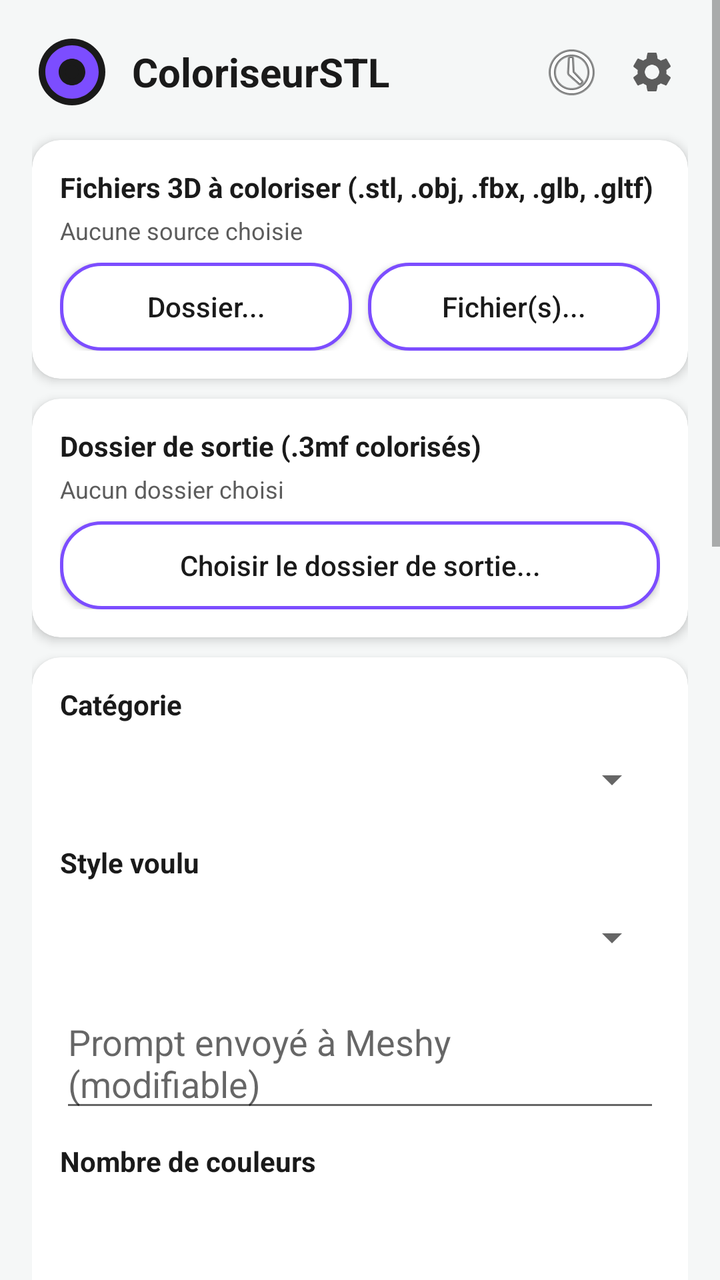
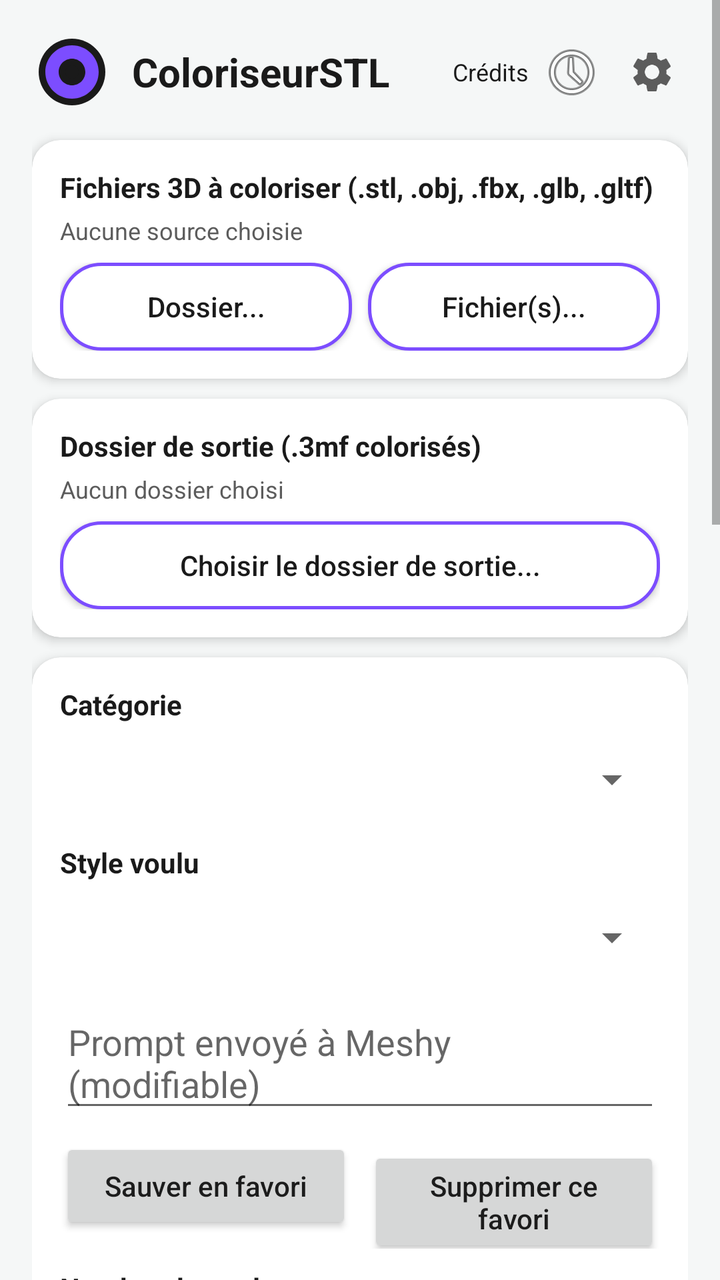

Screens rendered from an Android XML layout before and after an edit, with the pre-edit source and the edit as a unified diff.
<!-- AndroidManifest.xml: application theme Theme.ColoriseurSTL -->
<!-- res/layout/activity_main.xml -->
<?xml version="1.0" encoding="utf-8"?>
<ScrollView xmlns:android="http://schemas.android.com/apk/res/android"
    xmlns:app="http://schemas.android.com/apk/res-auto"
    android:layout_width="match_parent"
    android:layout_height="match_parent"
    android:background="@color/fond_clair"
    android:fillViewport="true">

    <LinearLayout
        android:layout_width="match_parent"
        android:layout_height="wrap_content"
        android:orientation="vertical"
        android:padding="16dp">

        
        <LinearLayout
            android:layout_width="match_parent"
            android:layout_height="wrap_content"
            android:orientation="horizontal"
            android:gravity="center_vertical"
            android:paddingBottom="14dp">

            <ImageView
                android:layout_width="40dp"
                android:layout_height="40dp"
                android:src="@drawable/ic_bobine"
                android:contentDescription="Logo" />

            <TextView
                android:layout_width="0dp"
                android:layout_height="wrap_content"
                android:layout_weight="1"
                android:layout_marginStart="10dp"
                android:text="ColoriseurSTL"
                android:textSize="20sp"
                android:textStyle="bold"
                android:textColor="@color/texte_principal" />

            <ImageButton
                android:id="@+id/btnHistorique"
                android:layout_width="36dp"
                android:layout_height="36dp"
                android:layout_marginEnd="4dp"
                android:background="@android:color/transparent"
                android:src="@android:drawable/ic_menu_recent_history"
                android:contentDescription="Historique" />

            <ImageButton
                android:id="@+id/btnParametres"
                android:layout_width="36dp"
                android:layout_height="36dp"
                android:background="@android:color/transparent"
                android:src="@drawable/ic_parametres"
                android:contentDescription="Paramètres" />
        </LinearLayout>

        
        <androidx.cardview.widget.CardView
            android:layout_width="match_parent"
            android:layout_height="wrap_content"
            android:layout_marginBottom="10dp"
            app:cardCornerRadius="14dp"
            app:cardElevation="3dp"
            app:cardBackgroundColor="@color/carte_blanc">

            <LinearLayout
                android:layout_width="match_parent"
                android:layout_height="wrap_content"
                android:orientation="vertical"
                android:padding="14dp">

                <TextView
                    android:layout_width="wrap_content"
                    android:layout_height="wrap_content"
                    android:text="Fichiers 3D à coloriser (.stl, .obj, .fbx, .glb, .gltf)"
                    android:textColor="@color/texte_principal"
                    android:textStyle="bold" />

                <TextView
                    android:id="@+id/texteSourceChoisie"
                    android:layout_width="match_parent"
                    android:layout_height="wrap_content"
                    android:layout_marginTop="4dp"
                    android:layout_marginBottom="8dp"
                    android:text="Aucune source choisie"
                    android:textColor="@color/texte_secondaire"
                    android:textSize="12sp" />

                <LinearLayout
                    android:layout_width="match_parent"
                    android:layout_height="wrap_content"
                    android:orientation="horizontal">

                    <Button
                        android:id="@+id/btnChoisirDossier"
                        android:layout_width="0dp"
                        android:layout_weight="1"
                        android:layout_height="44dp"
                        android:layout_marginEnd="4dp"
                        android:background="@drawable/fond_bouton_secondaire"
                        android:text="Dossier..."
                        android:textColor="@color/texte_principal"
                        android:textAllCaps="false" />

                    <Button
                        android:id="@+id/btnChoisirFichiers"
                        android:layout_width="0dp"
                        android:layout_weight="1"
                        android:layout_height="44dp"
                        android:layout_marginStart="4dp"
                        android:background="@drawable/fond_bouton_secondaire"
                        android:text="Fichier(s)..."
                        android:textColor="@color/texte_principal"
                        android:textAllCaps="false" />
                </LinearLayout>

            </LinearLayout>

        </androidx.cardview.widget.CardView>

        
        <androidx.cardview.widget.CardView
            android:layout_width="match_parent"
            android:layout_height="wrap_content"
            android:layout_marginBottom="10dp"
            app:cardCornerRadius="14dp"
            app:cardElevation="3dp"
            app:cardBackgroundColor="@color/carte_blanc">

            <LinearLayout
                android:layout_width="match_parent"
                android:layout_height="wrap_content"
                android:orientation="vertical"
                android:padding="14dp">

                <TextView
                    android:layout_width="wrap_content"
                    android:layout_height="wrap_content"
                    android:text="Dossier de sortie (.3mf colorisés)"
                    android:textColor="@color/texte_principal"
                    android:textStyle="bold" />

                <TextView
                    android:id="@+id/texteDossierSortie"
                    android:layout_width="match_parent"
                    android:layout_height="wrap_content"
                    android:layout_marginTop="4dp"
                    android:layout_marginBottom="8dp"
                    android:text="Aucun dossier choisi"
                    android:textColor="@color/texte_secondaire"
                    android:textSize="12sp" />

                <Button
                    android:id="@+id/btnChoisirDossierSortie"
                    android:layout_width="match_parent"
                    android:layout_height="44dp"
                    android:background="@drawable/fond_bouton_secondaire"
                    android:text="Choisir le dossier de sortie..."
                    android:textColor="@color/texte_principal"
                    android:textAllCaps="false" />

            </LinearLayout>

        </androidx.cardview.widget.CardView>

        
        <androidx.cardview.widget.CardView
            android:layout_width="match_parent"
            android:layout_height="wrap_content"
            android:layout_marginBottom="10dp"
            app:cardCornerRadius="14dp"
            app:cardElevation="3dp"
            app:cardBackgroundColor="@color/carte_blanc">

            <LinearLayout
                android:layout_width="match_parent"
                android:layout_height="wrap_content"
                android:orientation="vertical"
                android:padding="14dp">

                <TextView
                    android:layout_width="wrap_content"
                    android:layout_height="wrap_content"
                    android:text="Catégorie"
                    android:textColor="@color/texte_principal"
                    android:textStyle="bold" />

                <Spinner
                    android:id="@+id/menuCategoriePrompt"
                    android:layout_width="match_parent"
                    android:layout_height="44dp"
                    android:layout_marginTop="6dp" />

                <TextView
                    android:layout_width="wrap_content"
                    android:layout_height="wrap_content"
                    android:layout_marginTop="10dp"
                    android:text="Style voulu"
                    android:textColor="@color/texte_principal"
                    android:textStyle="bold" />

                <Spinner
                    android:id="@+id/menuPrompt"
                    android:layout_width="match_parent"
                    android:layout_height="44dp"
                    android:layout_marginTop="6dp" />

                <EditText
                    android:id="@+id/editPrompt"
                    android:layout_width="match_parent"
                    android:layout_height="wrap_content"
                    android:layout_marginTop="8dp"
                    android:hint="Prompt envoyé à Meshy (modifiable)" />

                <TextView
                    android:layout_width="wrap_content"
                    android:layout_height="wrap_content"
                    android:layout_marginTop="10dp"
                    android:text="Nombre de couleurs"
                    android:textColor="@color/texte_principal"
                    android:textStyle="bold" />

                <NumberPicker
                    android:id="@+id/selecteurCouleurs"
                    android:layout_width="wrap_content"
                    android:layout_height="wrap_content" />

                <TextView
                    android:layout_width="wrap_content"
                    android:layout_height="wrap_content"
                    android:layout_marginTop="10dp"
                    android:text="Fournisseur à utiliser"
                    android:textColor="@color/texte_principal"
                    android:textStyle="bold" />

                <Spinner
                    android:id="@+id/menuFournisseur"
                    android:layout_width="match_parent"
                    android:layout_height="wrap_content"
                    android:layout_marginTop="6dp" />

                <CheckBox
                    android:id="@+id/caseComparerFournisseurs"
                    android:layout_width="match_parent"
                    android:layout_height="wrap_content"
                    android:layout_marginTop="10dp"
                    android:text="Comparer Meshy et Tripo (lance les deux, nécessite les deux clés, double le coût)"
                    android:textColor="@color/texte_secondaire"
                    android:textSize="12sp" />

                <CheckBox
                    android:id="@+id/caseMeshyObjExperimental"
                    android:layout_width="match_parent"
                    android:layout_height="wrap_content"
                    android:layout_marginTop="6dp"
                    android:text="Pour Meshy : exporter en .obj texturé plutôt qu'en .3mf (sans Multi-Color Print, moins cher, couleurs plus fidèles)"
                    android:textColor="@color/texte_secondaire"
                    android:textSize="12sp" />

                <LinearLayout
                    android:layout_width="match_parent"
                    android:layout_height="wrap_content"
                    android:layout_marginTop="6dp"
                    android:orientation="horizontal"
                    android:gravity="center_vertical">

                    <TextView
                        android:id="@+id/texteAssombrirTexture"
                        android:layout_width="0dp"
                        android:layout_weight="1"
                        android:layout_height="wrap_content"
                        android:enabled="false"
                        android:text="Assombrir la texture .obj (compense le mélange Bambu), en %"
                        android:textColor="@color/texte_secondaire"
                        android:textSize="12sp" />

                    <EditText
                        android:id="@+id/champAssombrirTexture"
                        android:layout_width="70dp"
                        android:layout_height="wrap_content"
                        android:enabled="false"
                        android:inputType="numberDecimal"
                        android:text="0"
                        android:textSize="12sp" />

                </LinearLayout>

                
                <LinearLayout
                    android:layout_width="match_parent"
                    android:layout_height="wrap_content"
                    android:layout_marginTop="14dp"
                    android:orientation="horizontal"
                    android:gravity="center_vertical">

                    <TextView
                        android:layout_width="0dp"
                        android:layout_weight="1"
                        android:layout_height="wrap_content"
                        android:text="Triangles visés (image vers 3D, maillage simplifié), 100 à 300000"
                        android:textColor="@color/texte_secondaire"
                        android:textSize="12sp" />

                    <EditText
                        android:id="@+id/champTrianglesVises"
                        android:layout_width="80dp"
                        android:layout_height="wrap_content"
                        android:inputType="number"
                        android:text="30000"
                        android:textSize="12sp" />

                </LinearLayout>

                
                <TextView
                    android:layout_width="match_parent"
                    android:layout_height="wrap_content"
                    android:layout_marginTop="14dp"
                    android:text="Réglages avancés (Meshy uniquement)"
                    android:textColor="@color/texte_principal"
                    android:textStyle="bold"
                    android:textSize="13sp" />

                <CheckBox
                    android:id="@+id/caseSmartTopology"
                    android:layout_width="match_parent"
                    android:layout_height="wrap_content"
                    android:layout_marginTop="6dp"
                    android:text="Smart Topology (retopologie quad, limite le maillage à 30000 polygones)"
                    android:textColor="@color/texte_secondaire"
                    android:textSize="12sp" />

                <TextView
                    android:layout_width="match_parent"
                    android:layout_height="wrap_content"
                    android:layout_marginTop="8dp"
                    android:text="Qualité du maillage (image vers 3D)"
                    android:textColor="@color/texte_secondaire"
                    android:textSize="12sp" />

                <Spinner
                    android:id="@+id/menuGeometrieResolution"
                    android:layout_width="match_parent"
                    android:layout_height="wrap_content"
                    android:layout_marginTop="4dp" />

                <TextView
                    android:layout_width="match_parent"
                    android:layout_height="wrap_content"
                    android:layout_marginTop="8dp"
                    android:text="Résolution de la texture"
                    android:textColor="@color/texte_secondaire"
                    android:textSize="12sp" />

                <Spinner
                    android:id="@+id/menuTextureResolution"
                    android:layout_width="match_parent"
                    android:layout_height="wrap_content"
                    android:layout_marginTop="4dp" />

                <CheckBox
                    android:id="@+id/caseReparationParois"
                    android:layout_width="match_parent"
                    android:layout_height="wrap_content"
                    android:layout_marginTop="10dp"
                    android:text="Réparer les parois trop fines si nécessaire (analyse gratuite, réparation +10 crédits seulement si besoin, image uniquement)"
                    android:textColor="@color/texte_secondaire"
                    android:textSize="12sp" />

                <LinearLayout
                    android:layout_width="match_parent"
                    android:layout_height="wrap_content"
                    android:layout_marginTop="6dp"
                    android:orientation="horizontal"
                    android:gravity="center_vertical">

                    <TextView
                        android:id="@+id/texteTailleImpression"
                        android:layout_width="0dp"
                        android:layout_weight="1"
                        android:layout_height="wrap_content"
                        android:enabled="false"
                        android:text="Taille d'impression prévue, plus grand côté en mm (0 = défaut Meshy, 150 mm)"
                        android:textColor="@color/texte_secondaire"
                        android:textSize="12sp" />

                    <EditText
                        android:id="@+id/champTailleImpression"
                        android:layout_width="70dp"
                        android:layout_height="wrap_content"
                        android:enabled="false"
                        android:inputType="number"
                        android:text="0"
                        android:textSize="12sp" />

                </LinearLayout>

            </LinearLayout>

        </androidx.cardview.widget.CardView>

        <TextView
            android:id="@+id/texteEstimationCout"
            android:layout_width="match_parent"
            android:layout_height="wrap_content"
            android:layout_marginBottom="6dp"
            android:textColor="@color/texte_secondaire"
            android:textSize="11sp" />

        <Button
            android:id="@+id/btnLancer"
            android:layout_width="match_parent"
            android:layout_height="52dp"
            android:background="@drawable/fond_bouton_principal"
            android:text="Lancer la colorisation"
            android:textColor="@color/carte_blanc"
            android:textAllCaps="false"
            android:textStyle="bold"
            android:textSize="16sp" />

        
        <Button
            android:id="@+id/btnAnnuler"
            android:layout_width="match_parent"
            android:layout_height="52dp"
            android:background="@drawable/fond_bouton_secondaire"
            android:text="Annuler"
            android:textColor="@color/texte_principal"
            android:textAllCaps="false"
            android:textStyle="bold"
            android:textSize="16sp"
            android:visibility="gone" />

        
        <Button
            android:id="@+id/btnRelancerEchecs"
            android:layout_width="match_parent"
            android:layout_height="52dp"
            android:layout_marginTop="8dp"
            android:background="@drawable/fond_bouton_secondaire"
            android:text="Relancer les échecs"
            android:textColor="@color/texte_principal"
            android:textAllCaps="false"
            android:textStyle="bold"
            android:textSize="16sp"
            android:visibility="gone" />

        <ProgressBar
            android:id="@+id/barreProgression"
            style="?android:attr/progressBarStyleHorizontal"
            android:layout_width="match_parent"
            android:layout_height="wrap_content"
            android:layout_marginTop="8dp"
            android:layout_marginBottom="14dp"
            android:max="100"
            android:visibility="gone" />

        
        <LinearLayout
            android:layout_width="match_parent"
            android:layout_height="wrap_content"
            android:orientation="horizontal"
            android:layout_marginBottom="8dp">

            <Button
                android:id="@+id/ongletFichiers"
                android:layout_width="0dp"
                android:layout_weight="1"
                android:layout_height="40dp"
                android:text="Fichiers 3D"
                android:textAllCaps="false"
                android:textSize="12sp" />

            <Button
                android:id="@+id/ongletResultats"
                android:layout_width="0dp"
                android:layout_weight="1"
                android:layout_height="40dp"
                android:text="Résultats"
                android:textAllCaps="false"
                android:textSize="12sp" />

            <Button
                android:id="@+id/ongletAvancement"
                android:layout_width="0dp"
                android:layout_weight="1"
                android:layout_height="40dp"
                android:text="Avancement"
                android:textAllCaps="false"
                android:textSize="12sp" />
        </LinearLayout>

        <LinearLayout
            android:id="@+id/barreOutilsGalerieFichiers"
            android:layout_width="match_parent"
            android:layout_height="wrap_content"
            android:orientation="horizontal"
            android:layout_marginBottom="4dp">

            <Button
                android:id="@+id/btnToutCocher"
                android:layout_width="0dp"
                android:layout_weight="1"
                android:layout_height="36dp"
                android:layout_marginEnd="4dp"
                android:background="@drawable/fond_bouton_secondaire"
                android:text="Tout cocher"
                android:textColor="@color/texte_principal"
                android:textAllCaps="false"
                android:textSize="12sp" />

            <Button
                android:id="@+id/btnToutDecocher"
                android:layout_width="0dp"
                android:layout_weight="1"
                android:layout_height="36dp"
                android:layout_marginStart="4dp"
                android:background="@drawable/fond_bouton_secondaire"
                android:text="Tout décocher"
                android:textColor="@color/texte_principal"
                android:textAllCaps="false"
                android:textSize="12sp" />
        </LinearLayout>

        <TextView
            android:id="@+id/texteCompteurGalerie"
            android:layout_width="match_parent"
            android:layout_height="wrap_content"
            android:layout_marginBottom="6dp"
            android:textColor="@color/texte_secondaire"
            android:textSize="12sp" />

        <GridLayout
            android:id="@+id/galerieFichiers"
            android:layout_width="match_parent"
            android:layout_height="wrap_content"
            android:columnCount="3"
            android:visibility="visible" />

        <GridLayout
            android:id="@+id/galerieResultats"
            android:layout_width="match_parent"
            android:layout_height="wrap_content"
            android:columnCount="3"
            android:visibility="gone" />

        <TextView
            android:id="@+id/texteJournal"
            android:layout_width="match_parent"
            android:layout_height="wrap_content"
            android:minHeight="300dp"
            android:background="@color/carte_blanc"
            android:fontFamily="monospace"
            android:padding="10dp"
            android:textIsSelectable="true"
            android:textSize="11sp"
            android:visibility="gone" />

    </LinearLayout>

</ScrollView>
<!-- resources referenced by this layout -->
<resources>
  <color name="carte_blanc">#FFFFFF</color>
  <color name="fond_clair">#F5F7F7</color>
  <color name="texte_principal">#1A1A1A</color>
  <color name="texte_secondaire">#5C5C5C</color>
  <!-- drawable fond_bouton_principal (drawable) -->
  <?xml version="1.0" encoding="utf-8"?>
  <ripple xmlns:android="http://schemas.android.com/apk/res/android" android:color="@color/bordure_legere">
      <item><shape android:shape="rectangle">
          <gradient android:startColor="@color/accent_violet" android:endColor="@color/accent_violet_fonce" android:angle="90" />
          <corners android:radius="24dp" />
      </shape></item>
  </ripple>
  <!-- drawable fond_bouton_secondaire (drawable) -->
  <?xml version="1.0" encoding="utf-8"?>
  <ripple xmlns:android="http://schemas.android.com/apk/res/android" android:color="@color/accent_violet">
      <item><shape android:shape="rectangle">
          <solid android:color="@color/carte_blanc" />
          <corners android:radius="20dp" />
          <stroke android:width="1.5dp" android:color="@color/accent_violet" />
      </shape></item>
  </ripple>
  <!-- drawable ic_bobine (drawable) -->
  <vector xmlns:android="http://schemas.android.com/apk/res/android"
      android:width="24dp" android:height="24dp" android:viewportWidth="24" android:viewportHeight="24">
      <path android:fillColor="#1A1A1A" android:pathData="M12,2C6.48,2 2,6.48 2,12s4.48,10 10,10s10,-4.48 10,-10S17.52,2 12,2z" />
      <path android:fillColor="#7C4DFF" android:pathData="M12,4C7.58,4 4,7.58 4,12s3.58,8 8,8s8,-3.58 8,-8S16.42,4 12,4zM12,16c-2.21,0 -4,-1.79 -4,-4s1.79,-4 4,-4s4,1.79 4,4S14.21,16 12,16z" />
      <path android:fillColor="#1A1A1A" android:pathData="M12,10c-1.1,0 -2,0.9 -2,2s0.9,2 2,2s2,-0.9 2,-2S13.1,10 12,10z" />
  </vector>
  <!-- drawable ic_parametres (drawable) -->
  <vector xmlns:android="http://schemas.android.com/apk/res/android"
      android:width="24dp" android:height="24dp" android:viewportWidth="24" android:viewportHeight="24">
      <path android:fillColor="#5C5C5C" android:pathData="M19.14,12.94c0.04,-0.3 0.06,-0.61 0.06,-0.94c0,-0.32 -0.02,-0.64 -0.07,-0.94l2.03,-1.58c0.18,-0.14 0.23,-0.41 0.12,-0.61l-1.92,-3.32c-0.12,-0.22 -0.37,-0.29 -0.59,-0.22l-2.39,0.96c-0.5,-0.38 -1.03,-0.7 -1.62,-0.94L14.4,2.81c-0.04,-0.24 -0.24,-0.41 -0.48,-0.41h-3.84c-0.24,0 -0.43,0.17 -0.47,0.41L9.25,5.35C8.66,5.59 8.12,5.92 7.63,6.29L5.24,5.33c-0.22,-0.08 -0.47,0 -0.59,0.22L2.74,8.87C2.62,9.08 2.66,9.34 2.86,9.48l2.03,1.58C4.84,11.36 4.8,11.69 4.8,12s0.02,0.64 0.07,0.94l-2.03,1.58c-0.18,0.14 -0.23,0.41 -0.12,0.61l1.92,3.32c0.12,0.22 0.37,0.29 0.59,0.22l2.39,-0.96c0.5,0.38 1.03,0.7 1.62,0.94l0.36,2.54c0.05,0.24 0.24,0.41 0.48,0.41h3.84c0.24,0 0.44,-0.17 0.47,-0.41l0.36,-2.54c0.59,-0.24 1.13,-0.56 1.62,-0.94l2.39,0.96c0.22,0.08 0.47,0 0.59,-0.22l1.92,-3.32c0.12,-0.22 0.07,-0.47 -0.12,-0.61L19.14,12.94zM12,15.6c-1.98,0 -3.6,-1.62 -3.6,-3.6s1.62,-3.6 3.6,-3.6s3.6,1.62 3.6,3.6S13.98,15.6 12,15.6z" />
  </vector>
  <style name="Theme.ColoriseurSTL" parent="Theme.AppCompat.Light.NoActionBar">
          <item name="colorPrimary">@color/accent_violet</item>
          <item name="android:windowBackground">@color/fond_clair</item>
      </style>
  <color name="bordure_legere">#E2E2E2</color>
  <color name="accent_violet">#7C4DFF</color>
  <color name="accent_violet_fonce">#4527A0</color>
</resources>

<!-- the commit's change to res/layout/activity_main.xml (unified diff, before → after) -->
@@ -35,6 +35,20 @@
                 android:textSize="20sp"
                 android:textStyle="bold"
                 android:textColor="@color/texte_principal" />
+
+            
+            <TextView
+                android:id="@+id/btnGraphiqueCredits"
+                android:layout_width="wrap_content"
+                android:layout_height="36dp"
+                android:layout_marginEnd="4dp"
+                android:gravity="center"
+                android:text="Crédits"
+                android:textColor="@color/texte_principal"
+                android:textSize="12sp"
+                android:clickable="true"
+                android:focusable="true"
+                android:background="?attr/selectableItemBackground" />
 
             <ImageButton
                 android:id="@+id/btnHistorique"
@@ -211,6 +225,33 @@
                     android:layout_height="wrap_content"
                     android:layout_marginTop="8dp"
                     android:hint="Prompt envoyé à Meshy (modifiable)" />
+
+                
+                <LinearLayout
+                    android:layout_width="match_parent"
+                    android:layout_height="wrap_content"
+                    android:layout_marginTop="8dp"
+                    android:orientation="horizontal">
+
+                    <Button
+                        android:id="@+id/btnSauverPromptFavori"
+                        android:layout_width="0dp"
+                        android:layout_height="wrap_content"
+                        android:layout_weight="1"
+                        android:layout_marginEnd="4dp"
+                        android:text="Sauver en favori"
+                        android:textAllCaps="false" />
+
+                    <Button
+                        android:id="@+id/btnSupprimerPromptFavori"
+                        android:layout_width="0dp"
+                        android:layout_height="wrap_content"
+                        android:layout_weight="1"
+                        android:layout_marginStart="4dp"
+                        android:text="Supprimer ce favori"
+                        android:textAllCaps="false" />
+
+                </LinearLayout>
 
                 <TextView
                     android:layout_width="wrap_content"
